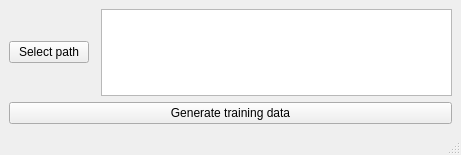
The window that CreateWindow.ui (ylin152/SeafloorMapper) describes before a commit, drawn with Qt 5.
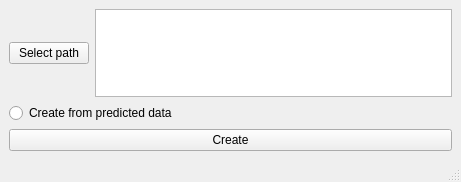
The same window after the commit.

```diff
--- a/CreateWindow.ui
+++ b/CreateWindow.ui
@@ -7,7 +7,7 @@
     <x>0</x>
     <y>0</y>
     <width>461</width>
-    <height>155</height>
+    <height>182</height>
    </rect>
   </property>
   <property name="windowTitle">
@@ -17,9 +17,6 @@
    <layout class="QVBoxLayout" name="verticalLayout">
     <item>
      <layout class="QGridLayout" name="gridLayout">
-      <property name="spacing">
-       <number>12</number>
-      </property>
       <item row="0" column="0">
        <widget class="QPushButton" name="selectPathButton">
         <property name="text">
@@ -34,14 +31,21 @@
         </property>
        </widget>
       </item>
-     </layout>
-    </item>
-    <item>
+      <item row="1" column="0" colspan="2">
+       <widget class="QRadioButton" name="fromPredButton">
+        <property name="text">
+         <string>Create from predicted data</string>
+        </property>
+       </widget>
+      </item>
+      <item row="2" column="0" colspan="2">
      <widget class="QPushButton" name="generateButton">
       <property name="text">
-       <string>Generate training data</string>
-      </property>
-     </widget>
+         <string>Create</string>
+        </property>
+       </widget>
+      </item>
+     </layout>
     </item>
    </layout>
   </widget>
```
Lines whose indentation alone changed are shown as unchanged.
